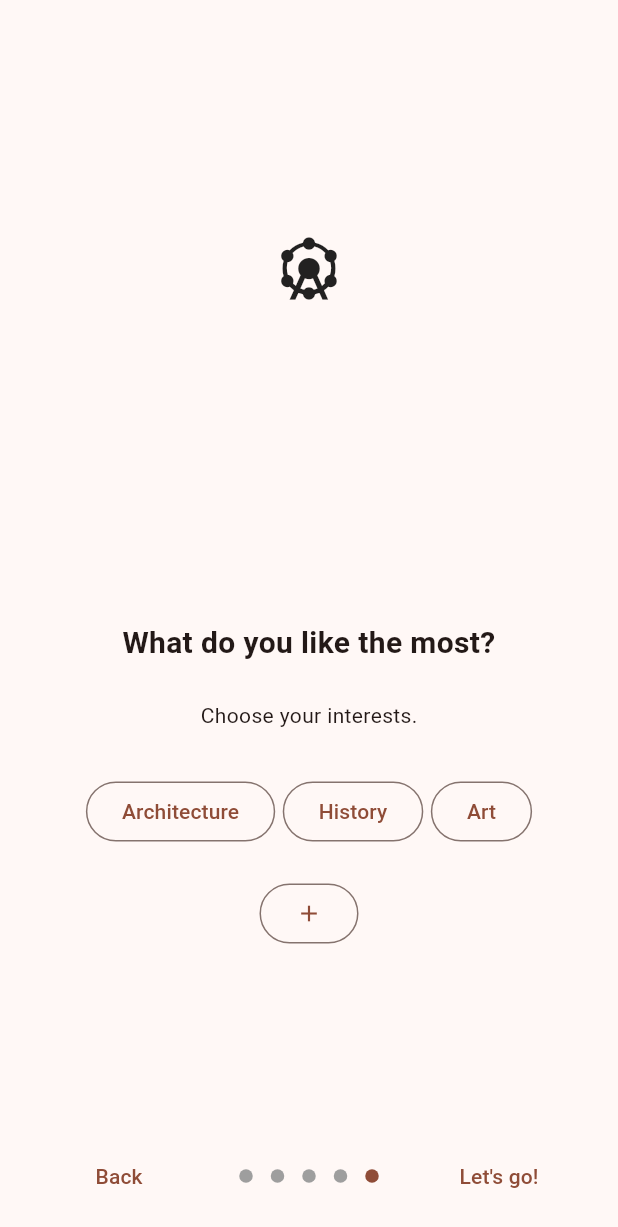
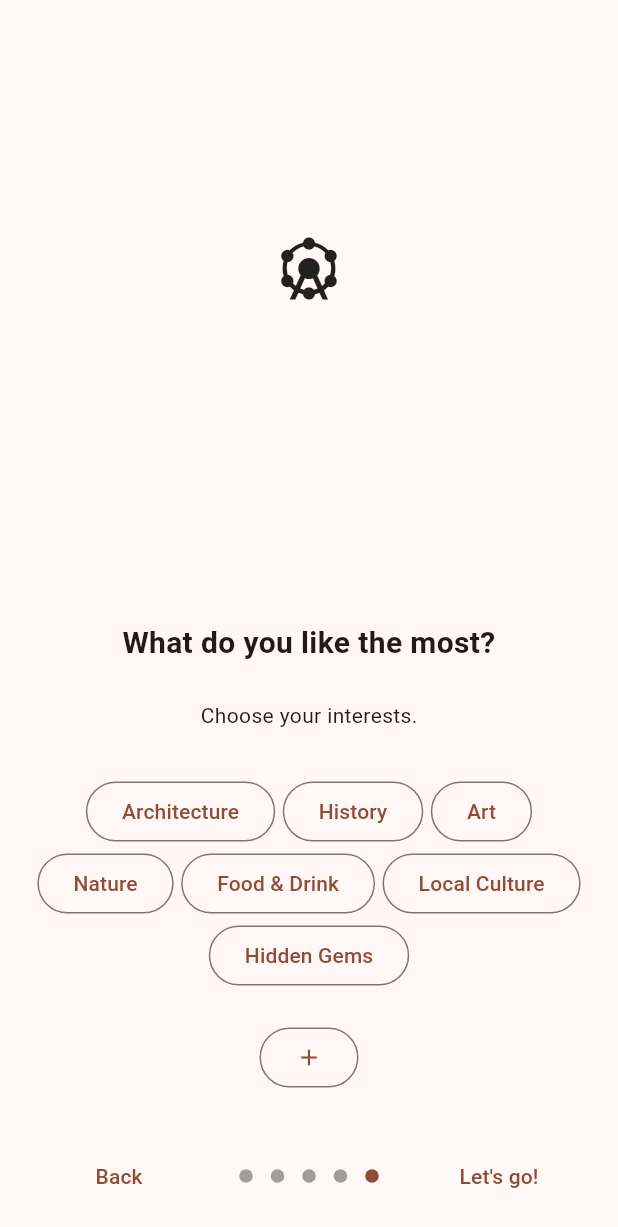
Before and after one commit to fimpro/ElevenLabsChallenge, a Flutter app: the screen it shows after launch, swiped to page 5, on a phone screen of 412 x 824 dp. Shown: the top 1227 px of the screen. Run offline on Flutter 3.47's test engine with Material 3 defaults, Android fonts, the phone set to English and light mode, and no system bars; drawn by our look-alikes of group_button, introduction_screen; our stand-ins replace flutter_bloc, flutter_map, fluttertoast, geocoding, geolocator, just_audio and 2 more; missing offline and left inert: dart:js_interop, event, flutter_map_animations, flutter_map_cancellable_tile_provider, flutter_map_location_marker.

Commit message:
add more predefined preferences

```diff
--- a/sightseeing_app/lib/state/config.dart
+++ b/sightseeing_app/lib/state/config.dart
@@ -9,7 +9,7 @@ final voices = [
   "Fin"
 ];
 final moods = ["Energetic", "Bored", "Dramatic"];
-final predefinedPreferences = ["Architecture", "History", "Art"];
+final predefinedPreferences = ["Architecture", "History", "Art", "Nature", "Food & Drink", "Local Culture", "Hidden Gems"];
 final preferences = [...predefinedPreferences];
 final languages = ["English", "Polish"];
 
```
